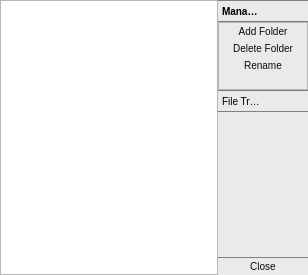
This is bin/data/ui/inventory_main.ui in realXtend/tundra as Qt 5 draws it before an edit. The edited form follows.
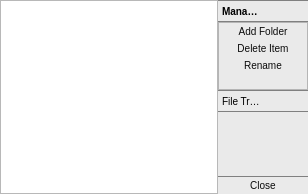
This is the edited form.

Commit message: Inventory: Delete Folder -> Delete Item. Works both folders and assets.

Diff of the .ui file:
```diff
--- a/bin/data/ui/inventory_main.ui
+++ b/bin/data/ui/inventory_main.ui
@@ -5,9 +5,9 @@
   <property name="geometry">
    <rect>
     <x>0</x>
-    <y>0</y>
+    <y>40</y>
     <width>308</width>
-    <height>275</height>
+    <height>194</height>
    </rect>
   </property>
   <property name="sizePolicy">
@@ -157,7 +157,7 @@
             <x>0</x>
             <y>0</y>
             <width>90</width>
-            <height>69</height>
+            <height>58</height>
            </rect>
           </property>
           <attribute name="label">
@@ -201,7 +201,7 @@
               <item>
                <widget class="QPushButton" name="pushButton_DeleteFolder">
                 <property name="text">
-                 <string>Delete Folder</string>
+                 <string>Delete Item</string>
                 </property>
                </widget>
               </item>
```
Left out of the diff: 4 changed lines with no effect on the pictures. The commit also changes 7 other files.
